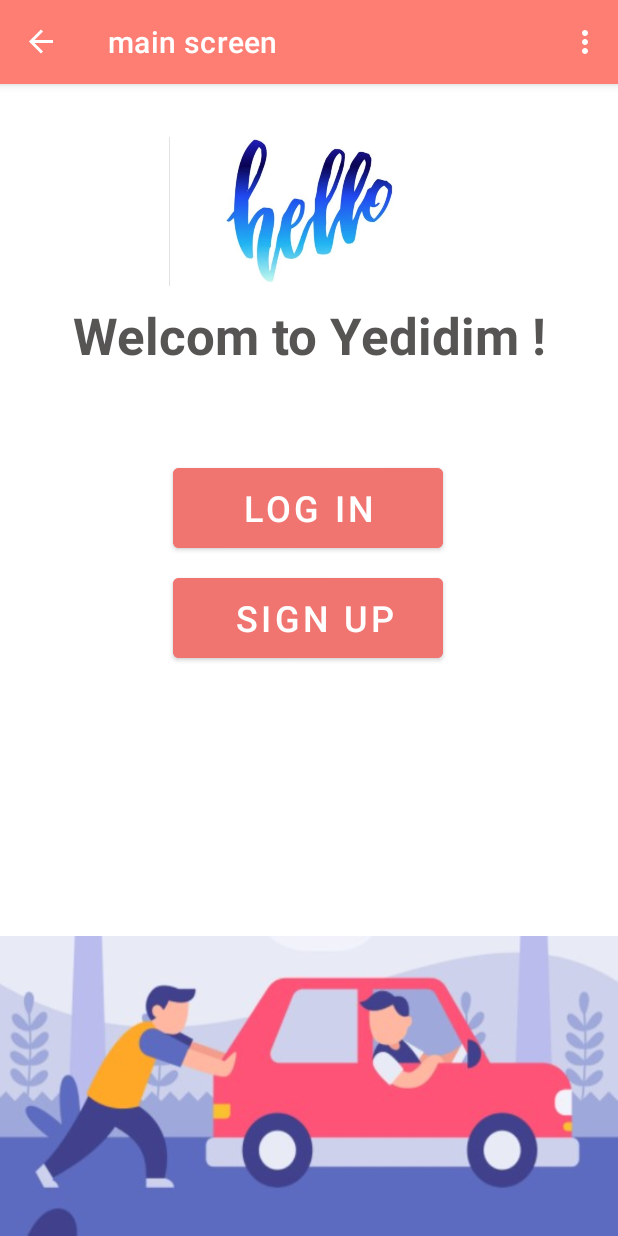
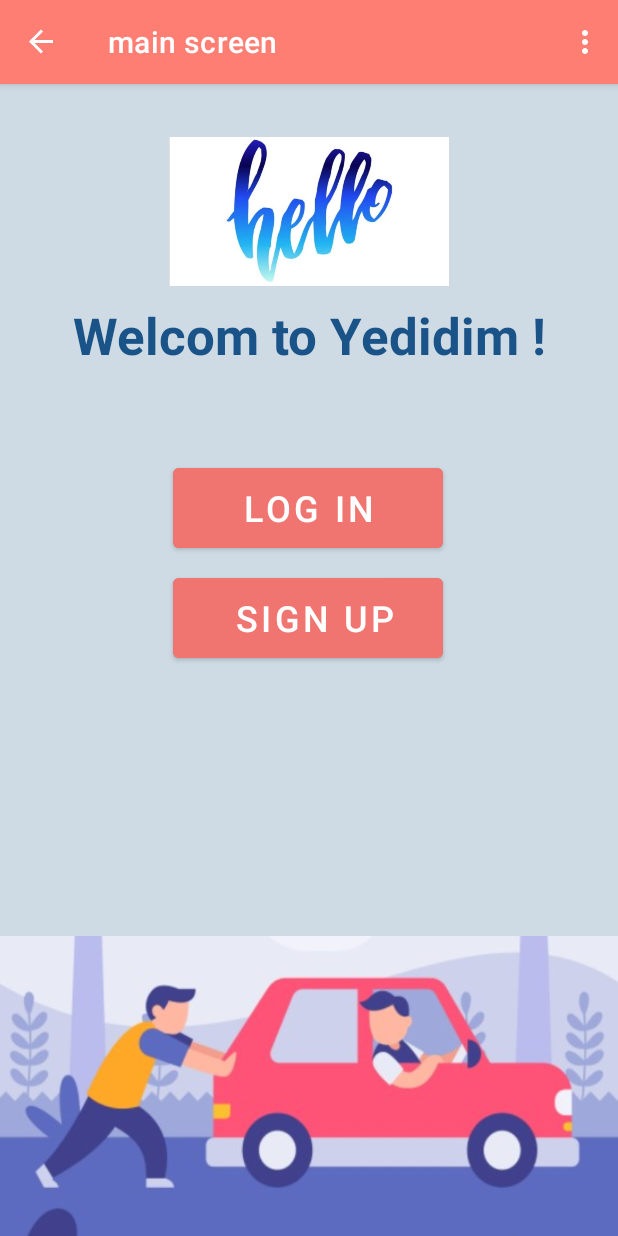
Before and after one commit to yardenho/Yedidim, an Android app: the screen it shows after launch (MainActivity), on a phone screen of 412 x 824 dp. Run offline under Robolectric (Android 15) with nearby library versions, the phone set to English and light mode, and no system bars; our stand-ins replace Firebase (no records; nobody signed in at launch, a user with empty details on screens opened directly), Room's generated code, navigation-ui.

Commit message:
visual changes main screen

```diff
--- a/app/src/main/res/layout/fragment_main_screen.xml
+++ b/app/src/main/res/layout/fragment_main_screen.xml
@@ -4,6 +4,7 @@
     xmlns:tools="http://schemas.android.com/tools"
     android:layout_width="match_parent"
     android:layout_height="match_parent"
+    android:background="#CEDBE4"
     tools:context=".mainScreenFragment">
 
     <ImageView
@@ -39,7 +40,7 @@
         android:layout_height="wrap_content"
         android:layout_marginTop="10dp"
         android:text="Welcom to Yedidim !"
-        android:textColor="#575454"
+        android:textColor="#195387"
         android:textSize="34sp"
         android:textStyle="bold"
         app:layout_constraintEnd_toEndOf="parent"
```
